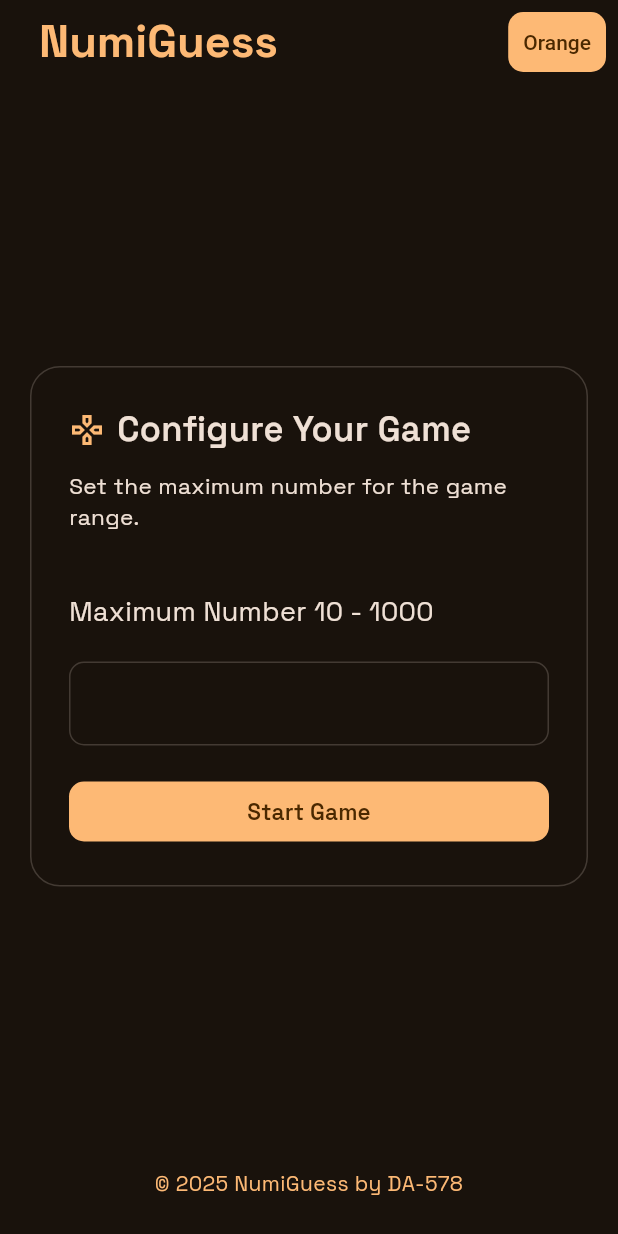
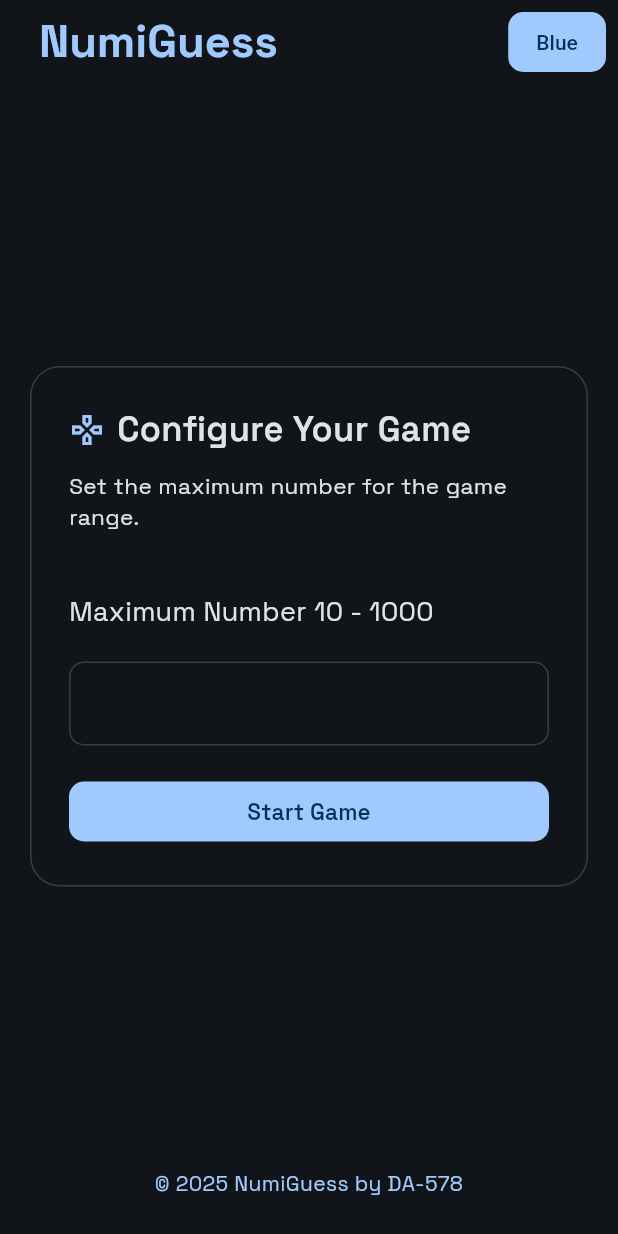
Before and after one commit to da578/numiguess, a Flutter app: the screen it shows after launch, on a phone screen of 412 x 824 dp. Run offline on Flutter 3.47's test engine with Material 3 defaults, Android fonts, the phone set to English and light mode, and no system bars; our stand-ins replace audioplayers, shared_preferences.

Commit message:
feat: implement color customization with local persistence
This commit introduces a new feature allowing users to customize the application's primary theme color. The selected color is now saved locally using Shared Preferences, ensuring that the user's preference persists across app sessions.

- Added `setSeedColor` and `_loadTheme` methods to `ThemeProvider` for color management and persistence.
- Updated `Main` widget to use the persisted seed color for `MaterialApp`'s `ColorScheme`.
- Modified `MyAppBar` to include a dropdown for color selection, which updates the theme provider and reflects the currently selected color upon app restart.
- Ensured correct retrieval of `Color` objects from `SharedPreferences` to maintain `DropdownButton` display accuracy.

```diff
--- a/lib/components/my_app_bar.dart
+++ b/lib/components/my_app_bar.dart
@@ -6,19 +6,26 @@ class MyAppBar extends StatelessWidget implements PreferredSizeWidget {
   const MyAppBar({super.key});
 
   static const Map<String, Color> _availableColors = {
+    'Red': Colors.red,
+    'Orange': Colors.orange,
+    'Yellow': Colors.yellow,
+    'Green': Colors.green,
     'Blue': Colors.blue,
-    'Orange': Colors.orange,
-    'Red': Colors.red,
-    'Green': Colors.green,
+    'Indigo': Colors.indigo,
     'Purple': Colors.purple,
-    'Teal': Colors.teal,
   };
 
   @override
   Widget build(BuildContext context) {
     final colorScheme = Theme.of(context).colorScheme;
     final themeProvider = Provider.of<ThemeProvider>(context);
-    final currentColorSeed = themeProvider.seedColor;
+    final loadedSeedColor = themeProvider.seedColor;
+    Color? displayColor;
+
+    displayColor ??= _availableColors.values.firstWhere(
+      (color) => color.toARGB32() == loadedSeedColor.toARGB32(),
+      orElse: () => Colors.blue,
+    );
 
     void onChanged(Color? seedColor) {
       if (seedColor != null) {
@@ -53,6 +60,7 @@ class MyAppBar extends StatelessWidget implements PreferredSizeWidget {
           ),
           child: DropdownButton<Color>(
             padding: const EdgeInsets.all(10),
+            alignment: Alignment.center,
             style: TextStyle(
               color: colorScheme.onPrimary,
               fontWeight: FontWeight.w500,
@@ -67,7 +75,7 @@ class MyAppBar extends StatelessWidget implements PreferredSizeWidget {
                 )
                 .toList(),
             onChanged: onChanged,
-            value: currentColorSeed,
+            value: displayColor,
             underline: const SizedBox(),
             icon: const SizedBox(),
           ),
--- a/pubspec.yaml
+++ b/pubspec.yaml
@@ -37,6 +37,7 @@ dependencies:
   provider: ^6.1.5
   flutter_launcher_icons: ^0.14.4
   audioplayers: ^6.5.0
+  shared_preferences: ^2.5.3
 
 dev_dependencies:
   flutter_test:
```
Also changed, not shown: lib/theme_provider.dart (+25 -6 lines), pubspec.lock, 1 other file.
